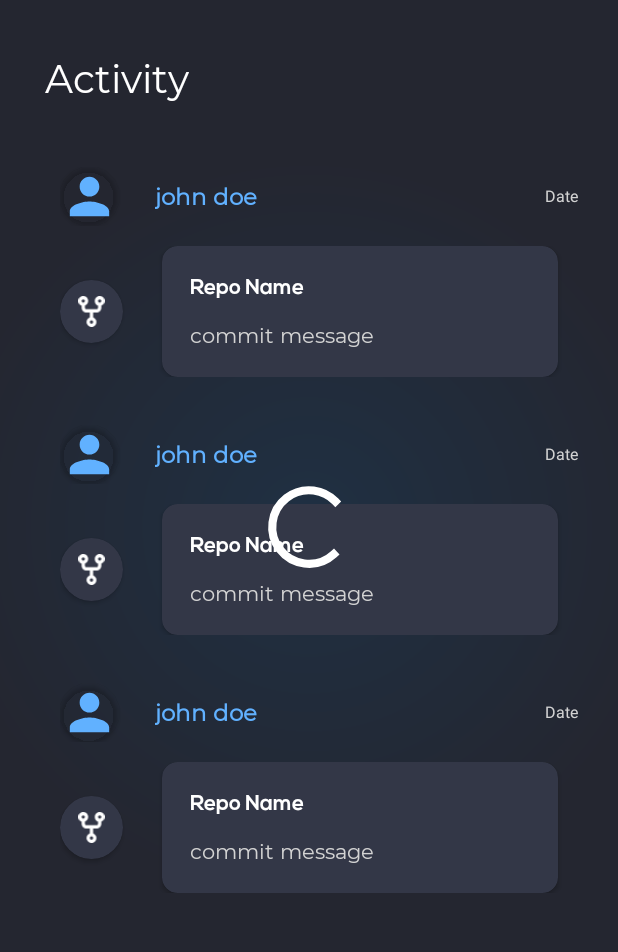
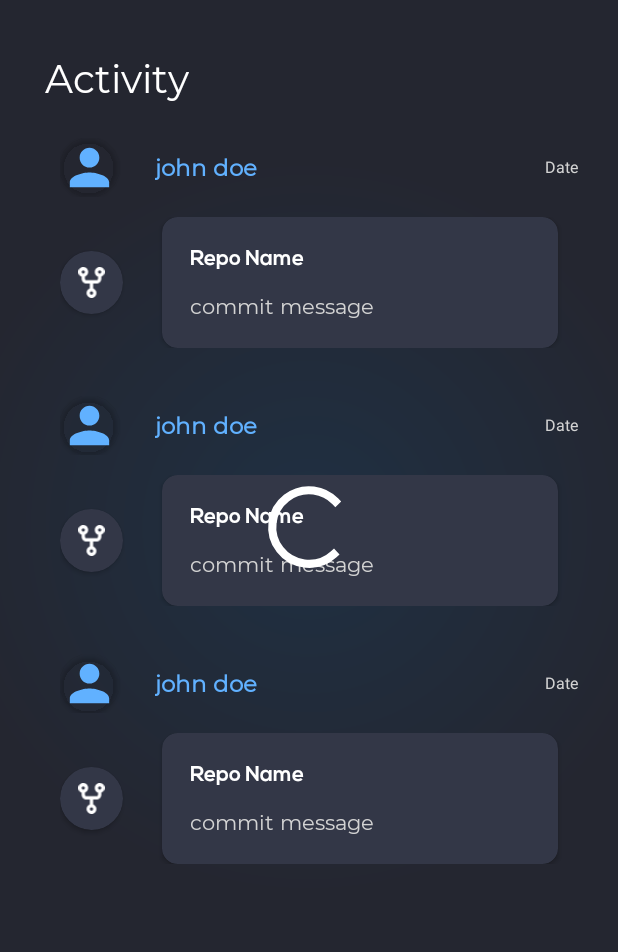
Before and after one commit to GDGVIT/gidget, an Android app: the layout activity_feed.xml on its own in the app's theme, with its tools: preview values and no code run, on a phone screen of 412 x 824 dp, the part 91-1043 px from its top. Run offline under Robolectric (Android 15) with nearby library versions, the phone set to English and light mode, and no system bars.

Commit message:
fix: minor improvements

```diff
--- a/app/build.gradle
+++ b/app/build.gradle
@@ -63,4 +63,5 @@ dependencies {
     implementation 'com.squareup.picasso:picasso:2.71828'
     implementation 'com.intuit.sdp:sdp-android:1.0.6'
     implementation 'androidx.preference:preference-ktx:1.1.1'
+    implementation 'androidx.swiperefreshlayout:swiperefreshlayout:1.1.0'
 }
--- a/app/src/main/AndroidManifest.xml
+++ b/app/src/main/AndroidManifest.xml
@@ -7,7 +7,6 @@
     <uses-permission android:name="android.permission.READ_EXTERNAL_STORAGE" />
 
     <application
-        android:allowBackup="true"
         android:icon="@mipmap/ic_launcher"
         android:label="@string/app_name"
         android:roundIcon="@mipmap/ic_launcher_round"
--- a/app/src/main/java/com/dscvit/gidget/activities/MainActivity.kt
+++ b/app/src/main/java/com/dscvit/gidget/activities/MainActivity.kt
@@ -40,7 +40,7 @@ class MainActivity : AppCompatActivity() {
         val loginButton: Button = findViewById(R.id.buLogin)
         loginButton.setOnClickListener {
             progressBar.visibility = View.VISIBLE
-            loginButton.visibility = View.GONE
+            loginButton.visibility = View.INVISIBLE
 
             val provider = OAuthProvider.newBuilder("github.com")
             provider.scopes = object : ArrayList<String?>() {
@@ -93,7 +93,7 @@ class MainActivity : AppCompatActivity() {
                 finish()
             }
             .addOnFailureListener {
-                progressBar.visibility = View.GONE
+                progressBar.visibility = View.INVISIBLE
                 loginButton.visibility = View.VISIBLE
                 Toast.makeText(this, "Login error", Toast.LENGTH_SHORT).show()
                 println(it)
@@ -108,7 +108,7 @@ class MainActivity : AppCompatActivity() {
             finish()
         }
             .addOnFailureListener {
-                progressBar.visibility = View.GONE
+                progressBar.visibility = View.INVISIBLE
                 loginButton.visibility = View.VISIBLE
                 Toast.makeText(this, "Pending login error", Toast.LENGTH_SHORT).show()
                 println(it)
--- a/app/src/main/java/com/dscvit/gidget/adapters/FeedPageAdapter.kt
+++ b/app/src/main/java/com/dscvit/gidget/adapters/FeedPageAdapter.kt
@@ -73,7 +73,7 @@ class FeedPageAdapter(
             if (position > lastPosition) R.anim.up_from_bottom else R.anim.down_from_top
         )
         holder.itemView.startAnimation(animation)
-        lastPosition = position
+        //lastPosition = position
 
         // Open Repository
         holder.feedPageRecyclerViewItem.setOnClickListener {
--- a/app/src/main/java/com/dscvit/gidget/adapters/SearchPageRepoAdapter.kt
+++ b/app/src/main/java/com/dscvit/gidget/adapters/SearchPageRepoAdapter.kt
@@ -53,7 +53,7 @@ class SearchPageRepoAdapter(
             if (position > lastPosition) R.anim.up_from_bottom else R.anim.down_from_top
         )
         holderRepo.itemView.startAnimation(animation)
-        lastPosition = position
+        //lastPosition = position
 
         // Add to widget
         holderRepo.addToWidgetButton.setOnClickListener {
--- a/app/src/main/java/com/dscvit/gidget/adapters/SearchPageUserAdapter.kt
+++ b/app/src/main/java/com/dscvit/gidget/adapters/SearchPageUserAdapter.kt
@@ -74,7 +74,7 @@ class SearchPageUserAdapter(
             if (position > lastPosition) R.anim.up_from_bottom else R.anim.down_from_top
         )
         holderUser.itemView.startAnimation(animation)
-        lastPosition = position
+        //lastPosition = position
 
         // Add to widget
         holderUser.addToWidgetButton.setOnClickListener {
--- a/app/src/main/java/com/dscvit/gidget/adapters/WidgetRepoRemoteService.kt
+++ b/app/src/main/java/com/dscvit/gidget/adapters/WidgetRepoRemoteService.kt
@@ -22,12 +22,13 @@ class WidgetRepoRemoteViewsFactory(
 ) :
     RemoteViewsService.RemoteViewsFactory {
     private var dataSource: ArrayList<AddToWidget> = arrayListOf()
+    private val utils = Utils()
 
     override fun onCreate() {}
 
     override fun onDataSetChanged() {
         try {
-            dataSource = Utils.getArrayList(context)
+            dataSource = utils.getArrayList(context)
         } catch (error: Exception) {
             println(error)
         }
--- a/app/src/main/res/layout/activity_feed.xml
+++ b/app/src/main/res/layout/activity_feed.xml
@@ -86,20 +86,26 @@
         android:layout_below="@+id/feedPageAppBar"
         android:layout_centerVertical="true"
         android:layout_marginHorizontal="30dp"
-        android:layout_marginVertical="@dimen/_20sdp"
+        android:layout_marginTop="@dimen/_20sdp"
+        android:layout_marginBottom="@dimen/_5sdp"
         android:fontFamily="@font/montserrat"
         android:text="@string/activity"
         android:textColor="@color/white"
         android:textSize="@dimen/_20sdp" />
 
+    <androidx.swiperefreshlayout.widget.SwipeRefreshLayout
+        android:id="@+id/feedPagePullRefresh"
+        android:layout_width="match_parent"
+        android:layout_height="wrap_content"
+        android:layout_below="@+id/feedPageActvityTV">
 
         <androidx.recyclerview.widget.RecyclerView
             android:id="@+id/feedPageRecyclerView"
             android:layout_width="wrap_content"
             android:layout_height="wrap_content"
-        android:layout_below="@+id/feedPageActvityTV"
             android:scrollbars="vertical"
             tools:listitem="@layout/feed_page_recycler_item" />
+    </androidx.swiperefreshlayout.widget.SwipeRefreshLayout>
 
     <TextView
         android:id="@+id/feedPageEmptyTextView"
@@ -109,19 +115,19 @@
         android:fontFamily="@font/montserrat"
         android:text="@string/empty_feedpage_text"
         android:textAlignment="center"
-        android:visibility="gone"
         android:textColor="@color/white"
-        android:textSize="@dimen/_18sdp" />
+        android:textSize="@dimen/_18sdp"
+        android:visibility="gone" />
 
     <ProgressBar
         android:id="@+id/feedpageProgressBar"
         android:layout_width="match_parent"
         android:layout_height="wrap_content"
+        android:layout_centerInParent="true"
         android:indeterminate="true"
         android:indeterminateTint="@color/white"
         android:minWidth="@dimen/_50sdp"
         android:minHeight="@dimen/_50sdp"
         android:visibility="visible"
-        android:layout_centerInParent="true"
         tools:targetApi="lollipop" />
 </RelativeLayout>
--- a/app/src/main/res/layout/activity_main.xml
+++ b/app/src/main/res/layout/activity_main.xml
@@ -65,7 +65,7 @@
         android:indeterminateTint="@color/white"
         android:minWidth="60dp"
         android:minHeight="60dp"
-        android:visibility="gone"
+        android:visibility="invisible"
         app:layout_constraintBottom_toBottomOf="parent"
         app:layout_constraintEnd_toEndOf="parent"
         app:layout_constraintHorizontal_bias="0.498"
--- a/app/src/main/res/layout/gidget_widget.xml
+++ b/app/src/main/res/layout/gidget_widget.xml
@@ -4,8 +4,8 @@
     android:layout_width="match_parent"
     android:layout_height="match_parent"
     android:background="@drawable/widget_bg"
-    android:paddingHorizontal="@dimen/_15sdp"
-    android:paddingVertical="@dimen/_10sdp"
+    android:paddingHorizontal="@dimen/_8sdp"
+    android:paddingTop="@dimen/_10sdp"
     android:theme="@style/ThemeOverlay.Gidget.AppWidgetContainer">
 
     <RelativeLayout
```
Also changed, not shown: app/src/main/java/com/dscvit/gidget/activities/FeedActivity.kt (+7 -0 lines), app/src/main/java/com/dscvit/gidget/common/Utils.kt (+29 -24 lines), app/src/main/java/com/dscvit/gidget/widget/GidgetWidget.kt (+22 -21 lines), 5 other files. Lines whose indentation alone changed are shown as unchanged.
